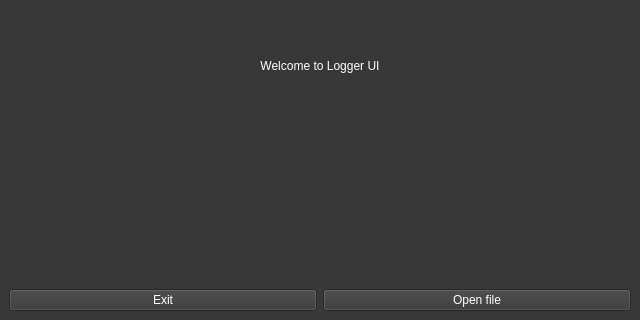
Above: UI/welcomescreen.ui from ita-social-projects/HTTP_Messenger_Logger before the change; both pictures show x 0 to 640 and y 160 to 480 of the 640 by 480 pixel window. Below: the same form after it.
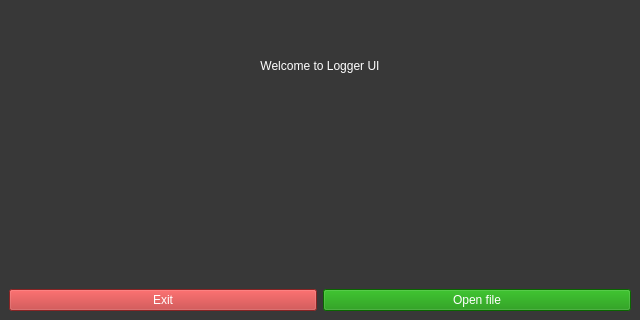
That is the form after the change.

Diff of the .ui file:
```diff
--- a/UI/welcomescreen.ui
+++ b/UI/welcomescreen.ui
@@ -24,6 +24,10 @@
    <layout class="QGridLayout" name="gridLayout">
     <item row="3" column="0">
      <widget class="QPushButton" name="exit_Button">
+      <property name="styleSheet">
+       <string notr="true">background-color: rgb(190, 50, 50);
+color: white;</string>
+      </property>
       <property name="text">
        <string>Exit</string>
       </property>
@@ -31,6 +35,10 @@
     </item>
     <item row="3" column="1">
      <widget class="QPushButton" name="open_file_Button">
+      <property name="styleSheet">
+       <string notr="true">background-color: rgb(14, 143, 0);
+color: white;</string>
+      </property>
       <property name="text">
        <string>Open file</string>
       </property>
```
